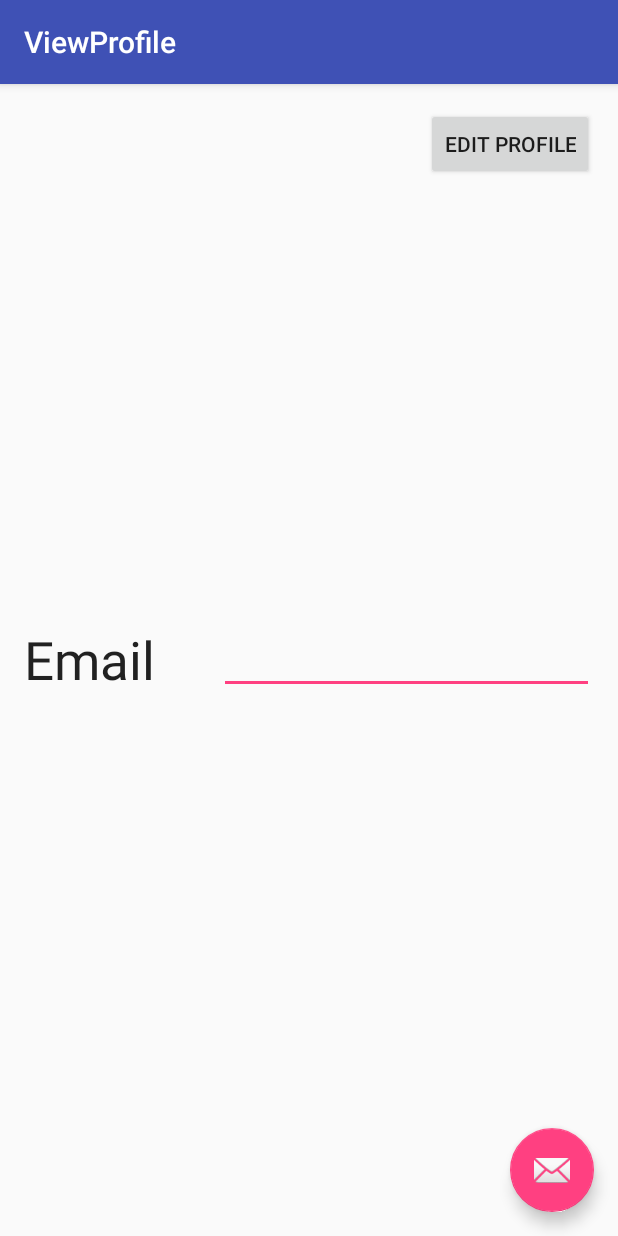
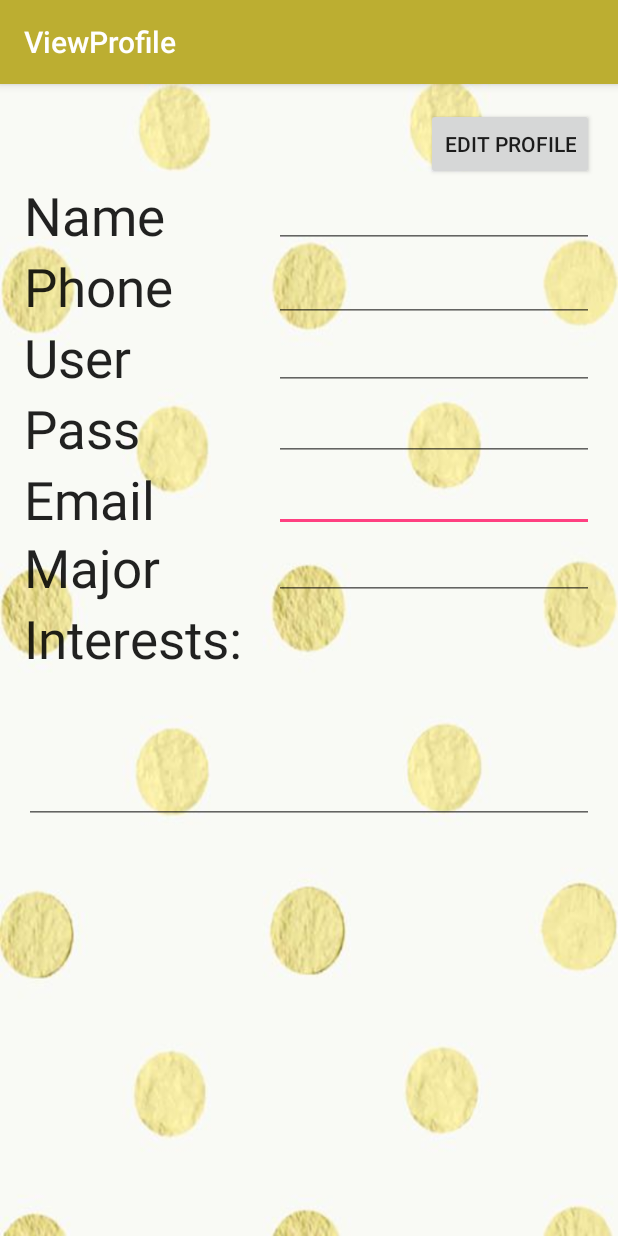
Before and after one commit to PolkaDot/PolkaDotMovies, an Android app: the ViewProfile screen opened directly, with no data from a screen before it, on a phone screen of 412 x 824 dp. Run offline under Robolectric (Android 15) with nearby library versions, the phone set to English and light mode, and no system bars; 2 statements that could not run were skipped.

Commit message:
Implemented view profile page

```diff
--- a/app/src/main/res/layout/activity_view_profile.xml
+++ b/app/src/main/res/layout/activity_view_profile.xml
@@ -16,19 +16,11 @@
             android:id="@+id/toolbar"
             android:layout_width="match_parent"
             android:layout_height="?attr/actionBarSize"
-            android:background="?attr/colorPrimary"
+            android:background="#bcae31"
             app:popupTheme="@style/AppTheme.PopupOverlay" />
 
     </android.support.design.widget.AppBarLayout>
 
     <include layout="@layout/content_view_profile" />
 
-    <android.support.design.widget.FloatingActionButton
-        android:id="@+id/fab"
-        android:layout_width="wrap_content"
-        android:layout_height="wrap_content"
-        android:layout_gravity="bottom|end"
-        android:layout_margin="@dimen/fab_margin"
-        android:src="@android:drawable/ic_dialog_email" />
-
 </android.support.design.widget.CoordinatorLayout>
--- a/app/src/main/res/layout/content_edit_profile.xml
+++ b/app/src/main/res/layout/content_edit_profile.xml
@@ -19,7 +19,7 @@
         android:id="@+id/UserTextField"
         android:layout_alignParentTop="true"
         android:layout_alignParentEnd="true"
-        android:layout_alignStart="@+id/nameTextField" />
+        android:layout_alignStart="@+id/NameTextField" />
 
     <TextView
         android:layout_width="wrap_content"
@@ -29,7 +29,7 @@
         android:id="@+id/emailLabel"
         android:textSize="35dp"
         android:layout_gravity="left"
-        android:layout_below="@+id/nameTextField"
+        android:layout_below="@+id/NameTextField"
         android:layout_alignParentStart="true" />
 
     <EditText
@@ -58,7 +58,7 @@
         android:layout_height="wrap_content"
         android:inputType="textPersonName"
         android:ems="10"
-        android:id="@+id/nameTextField"
+        android:id="@+id/NameTextField"
         android:layout_gravity="right|top"
         android:layout_alignBottom="@+id/NameLabel"
         android:layout_alignParentEnd="true" />
--- a/app/src/main/res/layout/content_view_profile.xml
+++ b/app/src/main/res/layout/content_view_profile.xml
@@ -8,29 +8,10 @@
     android:paddingLeft="@dimen/activity_horizontal_margin"
     android:paddingRight="@dimen/activity_horizontal_margin"
     android:paddingTop="@dimen/activity_vertical_margin"
+    android:background="@drawable/homebackground"
     app:layout_behavior="@string/appbar_scrolling_view_behavior"
     tools:context="com.polka.pdm.ViewProfile"
     tools:showIn="@layout/activity_view_profile">
-
-    <EditText
-        android:layout_width="wrap_content"
-        android:layout_height="wrap_content"
-        android:inputType="textEmailAddress"
-        android:ems="10"
-        android:id="@+id/editText"
-        android:layout_centerVertical="true"
-        android:layout_alignParentEnd="true"
-        android:width="250dp" />
-
-    <TextView
-        android:layout_width="wrap_content"
-        android:layout_height="wrap_content"
-        android:textAppearance="?android:attr/textAppearanceLarge"
-        android:text="Email"
-        android:id="@+id/emailTextview"
-        android:layout_centerVertical="true"
-        android:layout_alignParentStart="true"
-        android:textSize="35dp" />
 
     <Button
         android:layout_width="wrap_content"
@@ -42,4 +23,162 @@
         android:clickable="true"
         android:onClick="onEditProfileClick" />
 
+    <TextView
+        android:layout_width="wrap_content"
+        android:layout_height="wrap_content"
+        android:textAppearance="?android:attr/textAppearanceLarge"
+        android:text="Email"
+        android:id="@+id/emailLabel"
+        android:textSize="35dp"
+        android:layout_gravity="left"
+        android:layout_below="@+id/PasswordLabel"
+        android:layout_alignParentStart="true" />
+
+    <EditText
+        android:layout_width="wrap_content"
+        android:layout_height="wrap_content"
+        android:inputType="textEmailAddress"
+        android:ems="10"
+        android:id="@+id/EmailTextField"
+        android:layout_alignTop="@+id/emailLabel"
+        android:layout_alignParentEnd="true"
+        android:layout_gravity="right" />
+
+    <TextView
+        android:layout_width="wrap_content"
+        android:layout_height="wrap_content"
+        android:textAppearance="?android:attr/textAppearanceLarge"
+        android:text="Name"
+        android:id="@+id/NameLabel"
+        android:textSize="35dp"
+        android:layout_gravity="left|top"
+        android:layout_below="@+id/EditProfile"
+        android:layout_alignParentStart="true" />
+
+    <!--<EditText-->
+        <!--android:layout_width="wrap_content"-->
+        <!--android:layout_height="wrap_content"-->
+        <!--android:inputType="textPersonName"-->
+        <!--android:ems="10"-->
+        <!--android:id="@+id/nameTextField"-->
+        <!--android:layout_gravity="right|top"-->
+        <!--android:layout_alignBottom="@+id/NameLabel"-->
+        <!--android:layout_alignParentEnd="true" />-->
+
+    <EditText
+        android:layout_width="wrap_content"
+        android:layout_height="wrap_content"
+        android:inputType="phone"
+        android:ems="10"
+        android:id="@+id/PhoneTextField"
+        android:layout_alignBottom="@+id/phoneLabel"
+        android:layout_alignParentEnd="true"
+        android:layout_gravity="right" />
+
+    <TextView
+        android:layout_width="wrap_content"
+        android:layout_height="wrap_content"
+        android:textAppearance="?android:attr/textAppearanceLarge"
+        android:text="Phone"
+        android:id="@+id/phoneLabel"
+        android:textSize="35dp"
+        android:layout_gravity="left"
+        android:layout_below="@+id/NameLabel"
+        android:layout_alignParentStart="true" />
+
+    <TextView
+        android:layout_width="wrap_content"
+        android:layout_height="wrap_content"
+        android:textAppearance="?android:attr/textAppearanceLarge"
+        android:text="Major"
+        android:id="@+id/MajorLabel"
+        android:clickable="false"
+        android:textSize="35dp"
+        android:layout_gravity="right"
+        android:layout_below="@+id/EmailTextField"
+        android:layout_alignParentStart="true" />
+
+    <EditText
+        android:layout_width="wrap_content"
+        android:layout_height="wrap_content"
+        android:id="@+id/MajorTextField"
+        android:layout_alignTop="@+id/MajorLabel"
+        android:layout_alignParentEnd="true"
+        android:layout_alignStart="@+id/PhoneTextField"
+        android:layout_gravity="right" />
+
+    <TextView
+        android:layout_width="wrap_content"
+        android:layout_height="wrap_content"
+        android:textAppearance="?android:attr/textAppearanceLarge"
+        android:text="Interests:"
+        android:id="@+id/InterestLabel"
+        android:textSize="35dp"
+        android:layout_gravity="right"
+        android:layout_below="@+id/MajorLabel"
+        android:layout_alignParentStart="true" />
+
+    <EditText
+        android:layout_width="wrap_content"
+        android:layout_height="wrap_content"
+        android:inputType="textMultiLine"
+        android:ems="10"
+        android:id="@+id/InterestsLabel"
+        android:layout_gravity="left"
+        android:height="100dp"
+        android:layout_alignParentEnd="true"
+        android:layout_alignParentStart="true"
+        android:layout_below="@+id/InterestLabel"
+        android:layout_above="@+id/Save" />
+
+    <TextView
+        android:layout_width="wrap_content"
+        android:layout_height="wrap_content"
+        android:textAppearance="?android:attr/textAppearanceLarge"
+        android:text="User"
+        android:id="@+id/UserNameLabel"
+        android:textSize="35dp"
+        android:layout_below="@+id/phoneLabel"
+        android:layout_alignParentStart="true" />
+
+    <TextView
+        android:layout_width="wrap_content"
+        android:layout_height="wrap_content"
+        android:textAppearance="?android:attr/textAppearanceLarge"
+        android:text="Pass"
+        android:id="@+id/PasswordLabel"
+        android:layout_below="@+id/UserNameLabel"
+        android:layout_alignParentStart="true"
+        android:textSize="35dp"
+        android:password="false" />
+
+    <EditText
+        android:layout_width="wrap_content"
+        android:layout_height="wrap_content"
+        android:inputType="textPersonName"
+        android:ems="10"
+        android:id="@+id/NameTextField"
+        android:layout_below="@+id/EditProfile"
+        android:layout_alignEnd="@+id/EditProfile" />
+
+    <EditText
+        android:layout_width="wrap_content"
+        android:layout_height="wrap_content"
+        android:inputType="textPassword"
+        android:ems="10"
+        android:id="@+id/PassTextField"
+        android:layout_alignStart="@+id/PhoneTextField"
+        android:layout_alignTop="@+id/PasswordLabel"
+        android:layout_toEndOf="@+id/InterestLabel" />
+
+    <EditText
+        android:layout_width="wrap_content"
+        android:layout_height="wrap_content"
+        android:id="@+id/UserTextField"
+        android:ems="10"
+        android:layout_below="@+id/PhoneTextField"
+        android:layout_alignEnd="@+id/PassTextField"
+        android:layout_alignStart="@+id/PassTextField" />
+
+
 </RelativeLayout>
```
